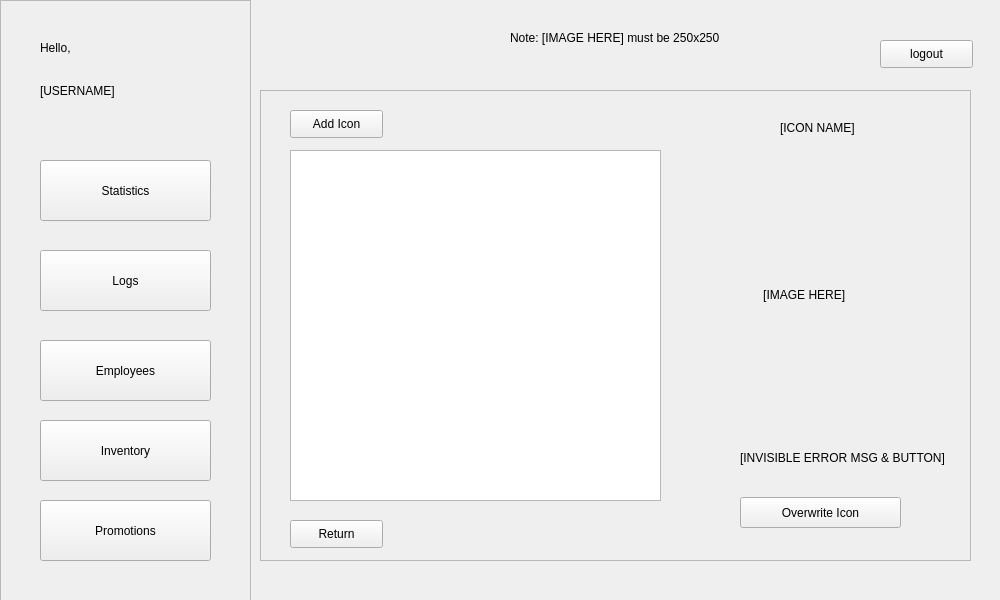
First picture: the form in POS/UI/inventoryIcons.ui, repository ReiZedlav/CSCC-21.1-Software-Engineering-1, before the edit.
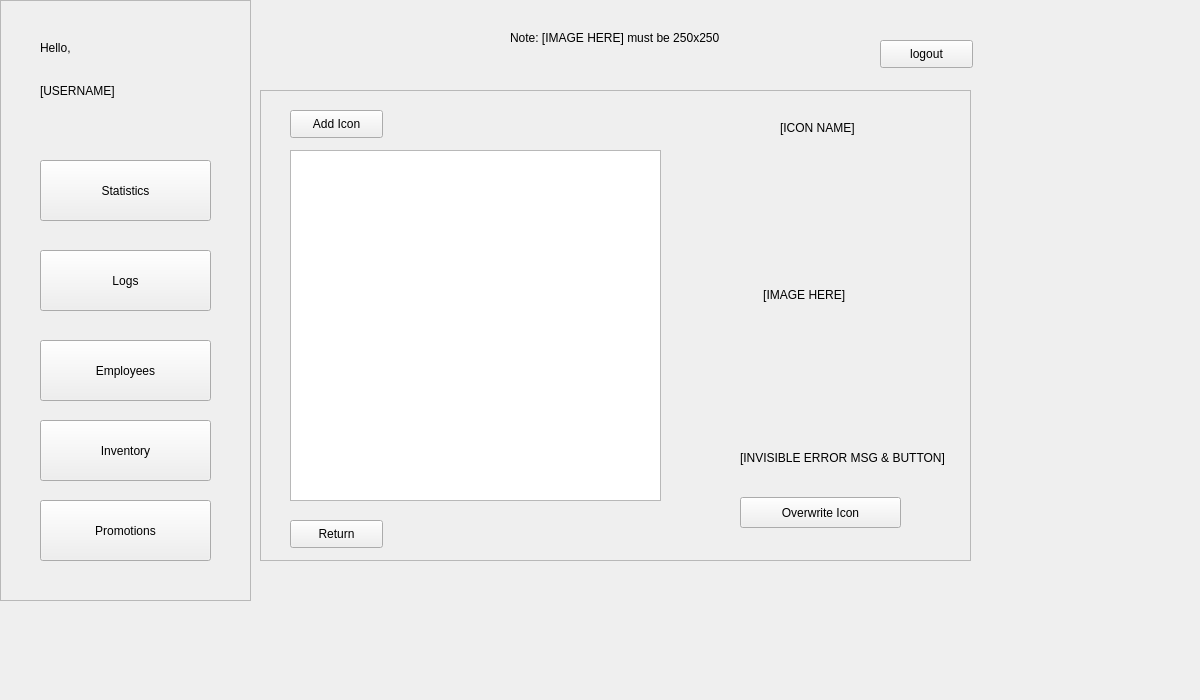
Second picture: the form after the edit.

What changed in the file:
```diff
--- a/POS/UI/inventoryIcons.ui
+++ b/POS/UI/inventoryIcons.ui
@@ -6,8 +6,8 @@
    <rect>
     <x>0</x>
     <y>0</y>
-    <width>1000</width>
-    <height>600</height>
+    <width>1200</width>
+    <height>700</height>
    </rect>
   </property>
   <property name="windowTitle">
```
Left out of the diff: 4 changed lines with no effect on the pictures.
